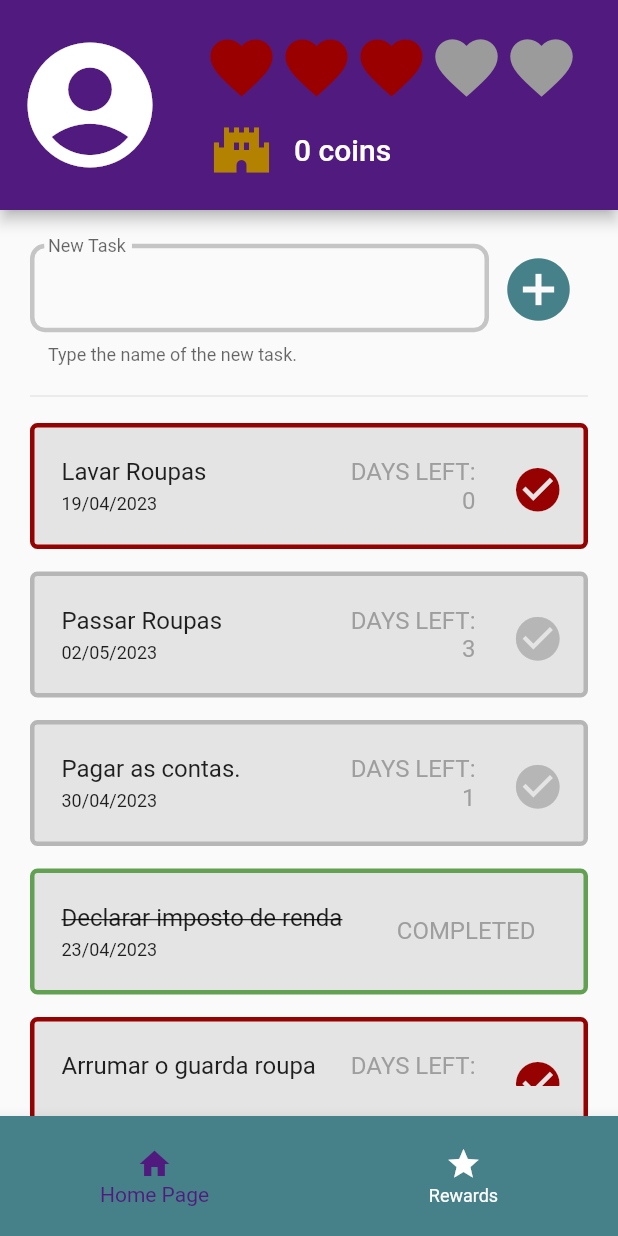
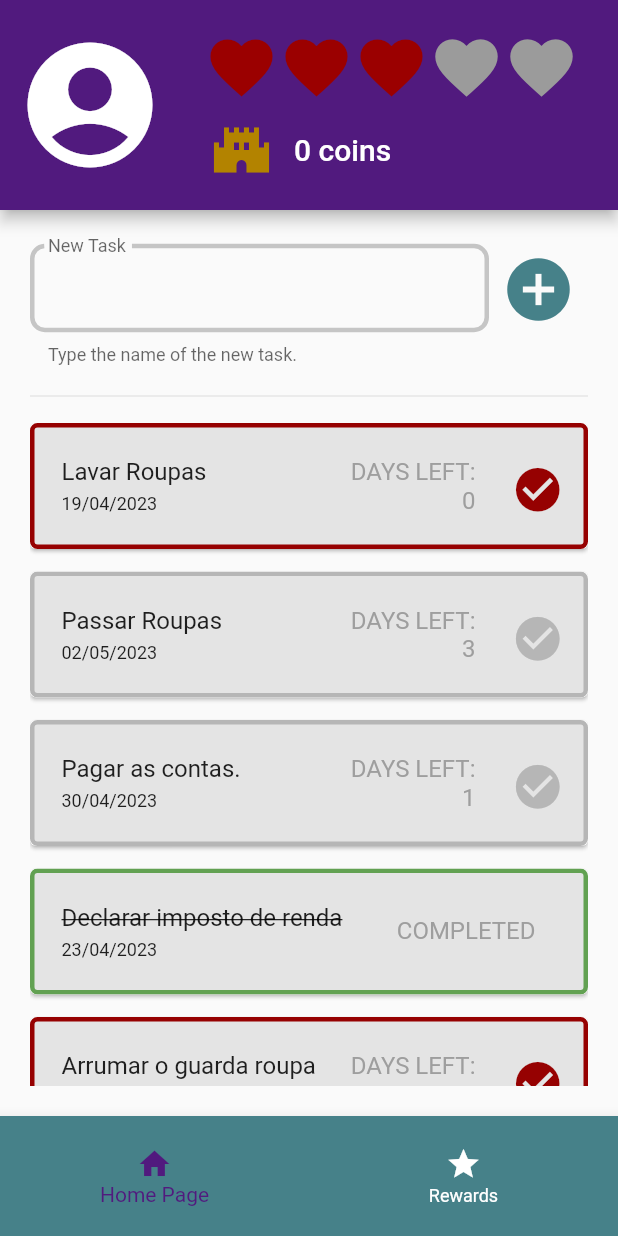
Before and after one commit to camila-fukuda/ryc_desafio_do_modulo_basico, a Flutter app: the screen it shows after launch, on a phone screen of 412 x 824 dp. Run offline on Flutter 3.47's test engine with Material 2 defaults, Android fonts, the light colour scheme and no system bars; our stand-ins replace font_awesome_flutter.

```diff
--- a/lib/components/dashboard.dart
+++ b/lib/components/dashboard.dart
@@ -65,8 +65,8 @@
           child: ListView.builder(
             itemCount: taskList.length,
             itemBuilder: (context, index) {
-              return Padding(
-                padding: const EdgeInsets.only(bottom: 15),
+              return Card(
+                margin: const EdgeInsets.only(bottom: 15),
                 child: TaskItem(taskList[index], markAsdone),
               );
             },
```
